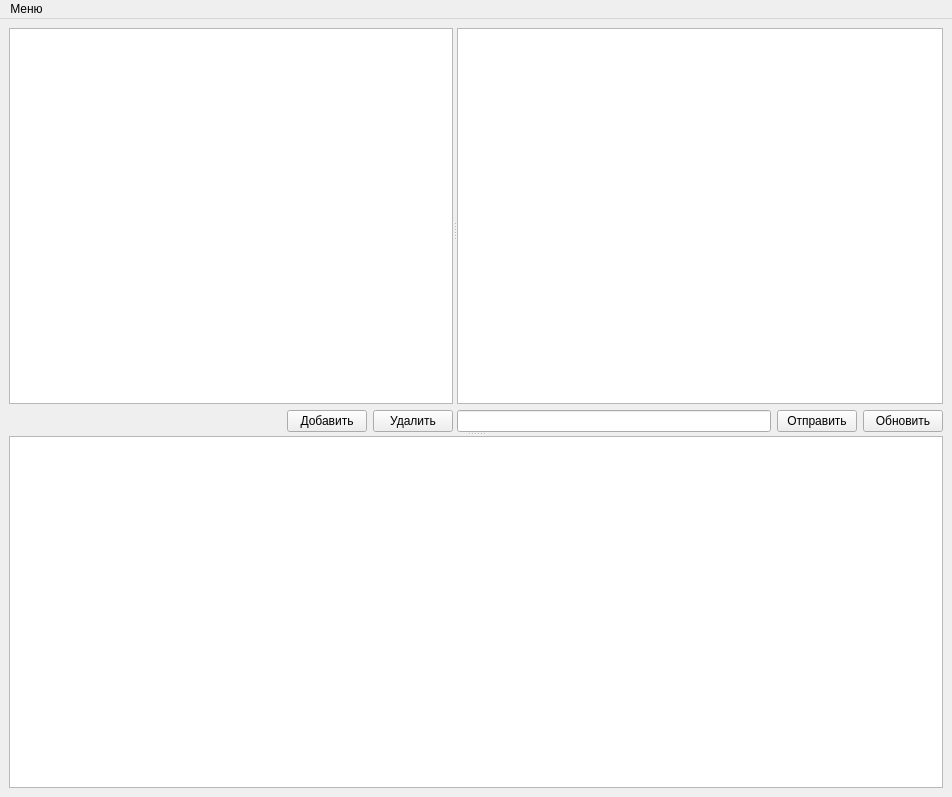
First picture: the form in main.ui, repository pilikinp/messenger, before the edit.
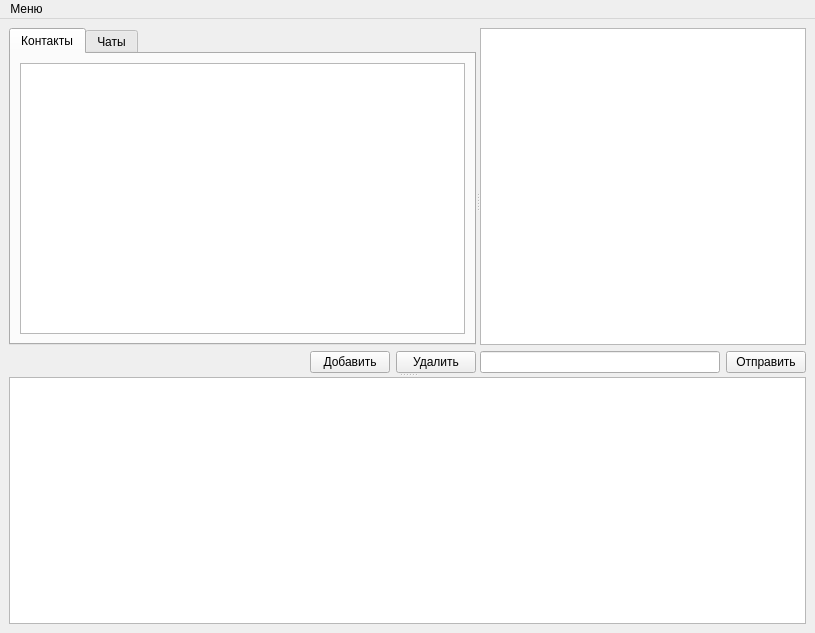
Second picture: the form after the edit.

```diff
--- a/main.ui
+++ b/main.ui
@@ -6,15 +6,15 @@
    <rect>
     <x>0</x>
     <y>0</y>
-    <width>952</width>
-    <height>797</height>
+    <width>815</width>
+    <height>633</height>
    </rect>
   </property>
   <property name="windowTitle">
    <string>MainWindow</string>
   </property>
   <widget class="QWidget" name="centralwidget">
-   <layout class="QGridLayout" name="gridLayout">
+   <layout class="QGridLayout" name="gridLayout_3">
     <item row="0" column="0">
      <widget class="QSplitter" name="splitter_2">
       <property name="orientation">
@@ -27,7 +27,31 @@
        <widget class="QWidget" name="">
         <layout class="QVBoxLayout" name="verticalLayout_2">
          <item>
-          <widget class="QListWidget" name="listWidget_contacts"/>
+          <widget class="QTabWidget" name="tabContacts">
+           <property name="currentIndex">
+            <number>0</number>
+           </property>
+           <widget class="QWidget" name="tab">
+            <attribute name="title">
+             <string>Контакты</string>
+            </attribute>
+            <layout class="QGridLayout" name="gridLayout">
+             <item row="0" column="0">
+              <widget class="QListWidget" name="listWidget_contacts"/>
+             </item>
+            </layout>
+           </widget>
+           <widget class="QWidget" name="tab_2">
+            <attribute name="title">
+             <string>Чаты</string>
+            </attribute>
+            <layout class="QGridLayout" name="gridLayout_2">
+             <item row="0" column="0">
+              <widget class="QListWidget" name="listWidget"/>
+             </item>
+            </layout>
+           </widget>
+          </widget>
          </item>
          <item>
           <layout class="QHBoxLayout" name="horizontalLayout_2">
@@ -65,7 +89,23 @@
        <widget class="QWidget" name="">
         <layout class="QVBoxLayout" name="verticalLayout">
          <item>
-          <widget class="QListWidget" name="listWidget_message"/>
+          <widget class="QListWidget" name="listWidget_message">
+           <property name="mouseTracking">
+            <bool>false</bool>
+           </property>
+           <property name="verticalScrollBarPolicy">
+            <enum>Qt::ScrollBarAsNeeded</enum>
+           </property>
+           <property name="sizeAdjustPolicy">
+            <enum>QAbstractScrollArea::AdjustToContents</enum>
+           </property>
+           <property name="autoScroll">
+            <bool>true</bool>
+           </property>
+           <property name="autoScrollMargin">
+            <number>0</number>
+           </property>
+          </widget>
          </item>
          <item>
           <layout class="QHBoxLayout" name="horizontalLayout">
@@ -79,13 +119,6 @@
              </property>
             </widget>
            </item>
-           <item>
-            <widget class="QPushButton" name="pushButtonUp">
-             <property name="text">
-              <string>Обновить</string>
-             </property>
-            </widget>
-           </item>
           </layout>
          </item>
         </layout>
@@ -112,7 +145,7 @@
     <rect>
      <x>0</x>
      <y>0</y>
-     <width>952</width>
+     <width>815</width>
      <height>21</height>
     </rect>
    </property>
```
Left out of the diff: 20 changed lines with no effect on the pictures.
